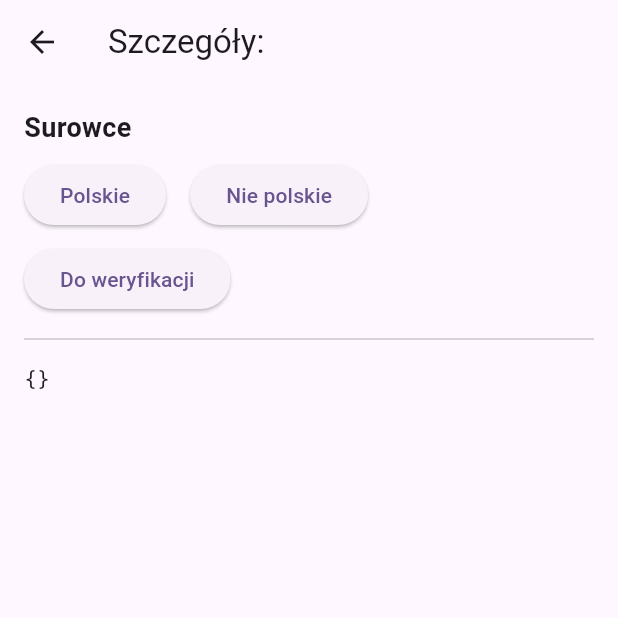
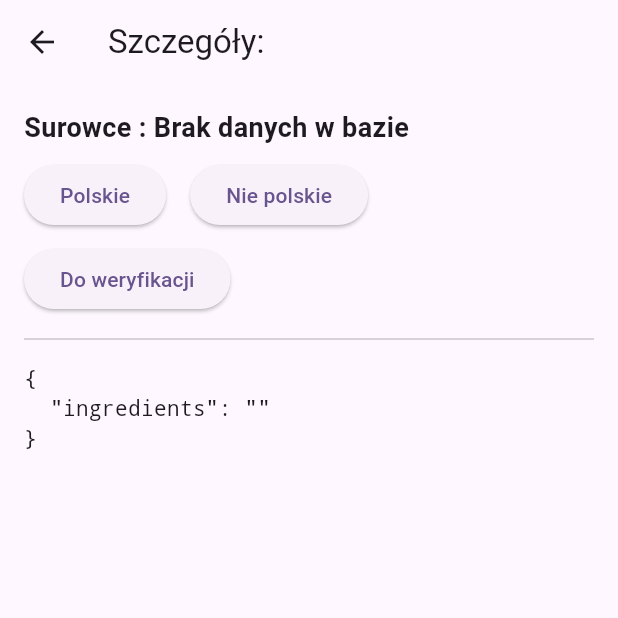
Before and after one commit to KlubJagiellonski/pola-editorial-flutter, a Flutter app: the BarcodeDetailPage screen opened directly with empty values, on a phone screen of 412 x 824 dp, the top half of it. Run offline on Flutter 3.47's test engine with Material 3 defaults, Android fonts, the phone set to English and light mode, and no system bars; missing offline and left inert: mobile_scanner.

Commit message:
Issue #9 done

```diff
--- a/lib/barcode_detail_page.dart
+++ b/lib/barcode_detail_page.dart
@@ -16,6 +16,35 @@ class BarcodeDetailPage extends StatefulWidget {
 class _BarcodeDetailPageState extends State<BarcodeDetailPage> {
   final PolaApi _api = PolaApi();
   bool _isLoading = false;
+  late dynamic _data;
+  String? _ingredients;
+
+  @override
+  void initState() {
+    super.initState();
+    _data = widget.data;
+    _ingredients = _readIngredients(_data);
+  }
+
+  String? _readIngredients(dynamic data) {
+    if (data is Map && data['ingredients'] != null) {
+      return data['ingredients'].toString();
+    }
+    return null;
+  }
+
+  String get _ingredientsLabel {
+    switch (_ingredients) {
+      case 'PL':
+        return 'Polskie';
+      case 'NPL':
+        return 'Nie Polskie';
+      case 'DW':
+        return 'Do weryfikacji';
+      default:
+        return 'Brak danych w bazie';
+    }
+  }
 
   Future<void> _setIngredients(String ingredients) async {
     if (_isLoading) return;
@@ -25,6 +54,13 @@ class _BarcodeDetailPageState extends State<BarcodeDetailPage> {
     try {
       await _api.setIngredients(widget.code, ingredients);
       if (mounted) {
+        setState(() {
+          _ingredients = ingredients;
+          if (_data is Map) {
+            _data = Map<String, dynamic>.from(_data as Map);
+            _data['ingredients'] = ingredients;
+          }
+        });
         ScaffoldMessenger.of(context).showSnackBar(
           const SnackBar(content: Text('Zapisano pomyślnie!')),
         );
@@ -56,9 +92,9 @@ class _BarcodeDetailPageState extends State<BarcodeDetailPage> {
           child: Column(
             crossAxisAlignment: CrossAxisAlignment.start,
             children: [
-              const Text(
-                'Surowce',
-                style: TextStyle(fontSize: 18, fontWeight: FontWeight.bold),
+              Text(
+                'Surowce : $_ingredientsLabel',
+                style: const TextStyle(fontSize: 18, fontWeight: FontWeight.bold),
               ),
               const SizedBox(height: 8),
               _isLoading
@@ -73,7 +109,7 @@ class _BarcodeDetailPageState extends State<BarcodeDetailPage> {
                       ],
                     ),
               const Divider(height: 32),
-              _JsonView(data: widget.data),
+              _JsonView(data: _data),
             ],
           ),
         ),
```
